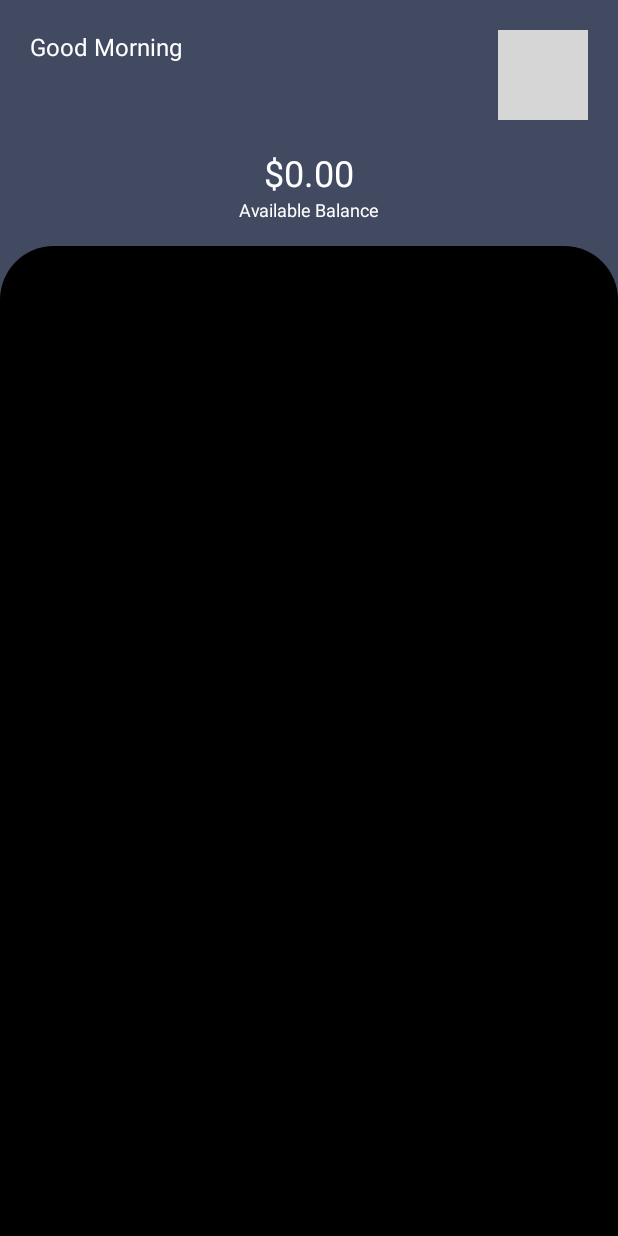
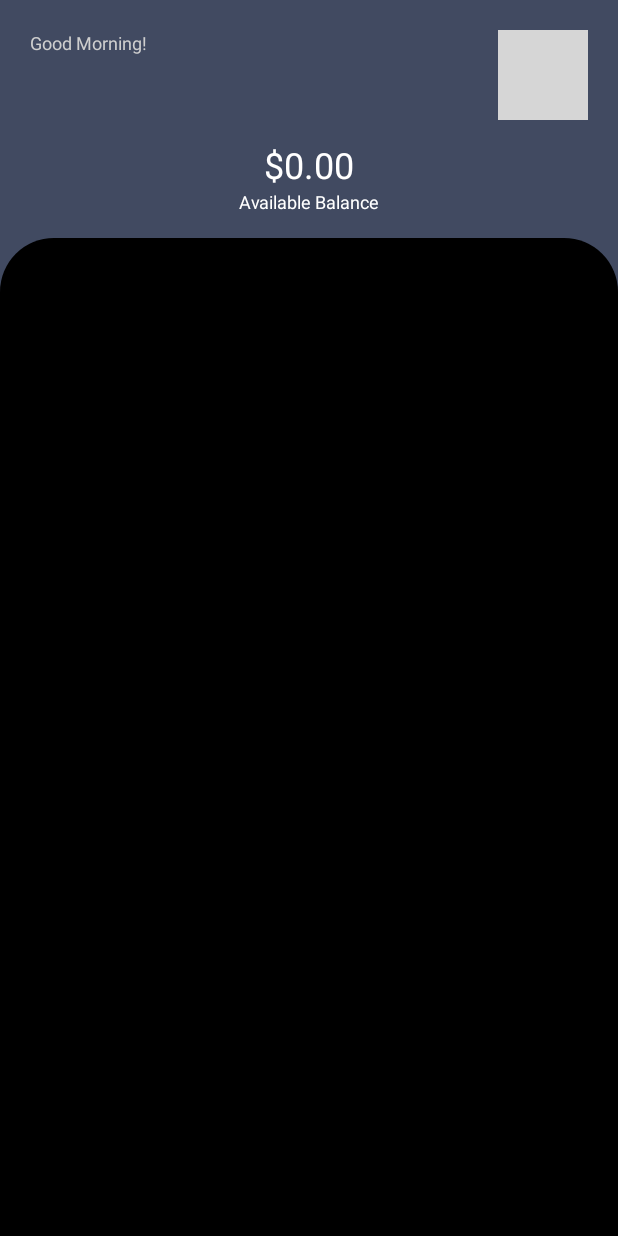
Before and after one commit to giomurghulia/SuperBank, an Android app: the fragment HomeFragment shown on its own in the app's theme, on a phone screen of 412 x 824 dp. Run offline under Robolectric (Android 15) with nearby library versions, the light colour scheme and no system bars; our stand-ins replace Firebase (no records; nobody signed in at launch, a user with empty details on screens opened directly); pictures from the network do not load; 1 statement that could not run was skipped; grey boxes are pictures that could not be loaded.

Commit message:
update balance HomeFragment

```diff
--- a/app/src/main/java/com/example/superbank/SharedViewModel.kt
+++ b/app/src/main/java/com/example/superbank/SharedViewModel.kt
@@ -23,9 +23,10 @@ class SharedViewModel : ViewModel() {
         onBufferOverflow = BufferOverflow.DROP_OLDEST
     )
     private val _noInternet = MutableStateFlow<Int>(0)
+    val noInternet get() = _noInternet.asSharedFlow()
+
 
     val logOutUser get() = _logOutUser.asSharedFlow()
-    val noInternet get() = _noInternet.asSharedFlow()
 
     private val _action = MutableSharedFlow<HomeActionEnum>(
         replay = 0,
--- a/app/src/main/res/layout/fragment_home.xml
+++ b/app/src/main/res/layout/fragment_home.xml
@@ -12,9 +12,9 @@
         android:layout_height="wrap_content"
         android:layout_marginTop="20dp"
         android:layout_marginStart="20dp"
-        android:text="Good Morning"
-        android:textColor="@color/white"
-        android:textSize="16sp"
+        android:text="Good Morning!"
+        android:textColor="#CECECE"
+        android:textSize="12sp"
         app:layout_constraintStart_toStartOf="parent"
         app:layout_constraintTop_toTopOf="parent"/>
 
--- a/app/src/main/res/layout/fragment_transactions.xml
+++ b/app/src/main/res/layout/fragment_transactions.xml
@@ -111,7 +111,8 @@
         <androidx.recyclerview.widget.RecyclerView
             android:id="@+id/recycler"
             android:layout_width="match_parent"
-            android:layout_height="match_parent" />
+            android:layout_height="match_parent"
+            android:paddingTop="8dp"/>
 
     </LinearLayout>
 </androidx.swiperefreshlayout.widget.SwipeRefreshLayout>
```
